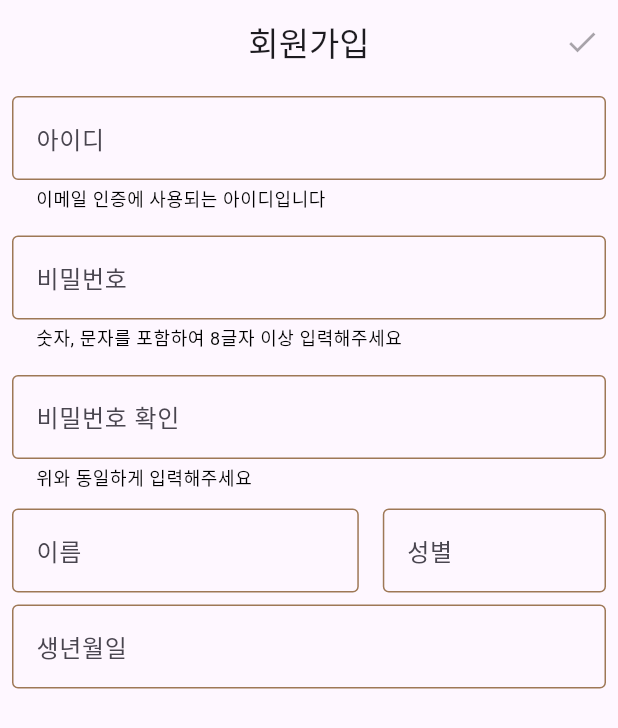
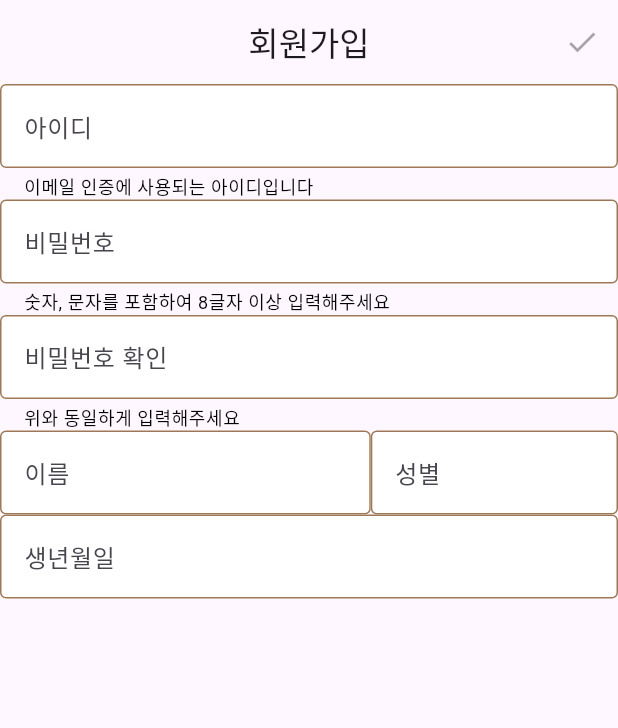
Before and after one commit to zeesooho/widget_test, a Flutter app: the screen it shows after launch, on a phone screen of 412 x 824 dp. Shown: the top 728 px of the screen. Run offline on Flutter 3.47's test engine with Material 3 defaults, Android fonts, the phone set to English and light mode, and no system bars.

Commit message:
add padding parameter

```diff
--- a/lib/common/common_text_field.dart
+++ b/lib/common/common_text_field.dart
@@ -1,4 +1,5 @@
 // ignore_for_file: public_member_api_docs, sort_constructors_first
+import 'package:flutter/cupertino.dart';
 import 'package:flutter/material.dart';
 
 import 'helper_style.dart';
@@ -13,7 +14,7 @@ class CommonTextField extends StatefulWidget {
   final TextEditingController controller;
   final Function(String)? onChange;
   final Function() onClear;
-  final EdgeInsets edgeInsets;
+  final EdgeInsets? padding;
 
   const CommonTextField({
     super.key,
@@ -23,10 +24,10 @@ class CommonTextField extends StatefulWidget {
     this.helperText,
     this.helperStyle,
     this.isLast = false,
+    this.onChange,
+    this.padding,
     required this.controller,
-    this.onChange,
     required this.onClear,
-    this.edgeInsets = const EdgeInsets.all(8.0),
   });
 
   @override
@@ -47,14 +48,13 @@ class _CommonTextFieldState extends State<CommonTextField> {
   @override
   Widget build(BuildContext context) {
     return Padding(
-      padding: widget.edgeInsets,
+      padding: widget.padding ?? const EdgeInsets.all(0),
       child: TextField(
         decoration: commonDecoration(widget, CommonSuffixIcon(widget: widget, visible: _visible)),
         controller: widget.controller,
         onChanged: widget.onChange,
         focusNode: _focusNode,
         textInputAction: widget.isLast ? TextInputAction.done : TextInputAction.next,
-        onSubmitted: widget.isLast ? (_) => FocusScope.of(context).unfocus() : (_) => FocusScope.of(context).nextFocus(),
       ),
     );
   }
@@ -95,10 +95,13 @@ InputDecoration commonDecoration(CommonTextField widget, Widget suffixIcon) {
     labelText: widget.labelText,
     helperText: widget.helperText,
     helperStyle: widget.helperStyle?.style,
+    // enabledBorder: getInputBorder(CupertinoColors.activeBlue),
+    // focusedBorder: getInputBorder(CupertinoColors.activeBlue, bold: true),
     enabledBorder: getInputBorder(const Color.fromARGB(0xFF, 0x9E, 0x78, 0x56)),
     focusedBorder: getInputBorder(const Color.fromARGB(0xFF, 0x9E, 0x78, 0x56), bold: true),
-    errorBorder: getInputBorder(Colors.red),
-    fillColor: Colors.grey.shade300,
+    errorBorder: getInputBorder(CupertinoColors.systemRed),
+    fillColor: CupertinoColors.white,
+    filled: true,
     suffixIcon: suffixIcon,
   );
 }
--- a/lib/login/id_pw_field.dart
+++ b/lib/login/id_pw_field.dart
@@ -15,6 +15,7 @@ class IdPwField extends CommonTextField {
     super.helperStyle,
     super.onChange,
     super.isLast,
+    super.padding,
     required super.controller,
     required super.onClear,
   });
@@ -38,7 +39,7 @@ class _IdPwFieldState extends State<IdPwField> {
   @override
   Widget build(BuildContext context) {
     return Padding(
-      padding: const EdgeInsets.all(8.0),
+      padding: widget.padding ?? const EdgeInsets.all(0),
       child: TextField(
         decoration: commonDecoration(
           widget,
```
